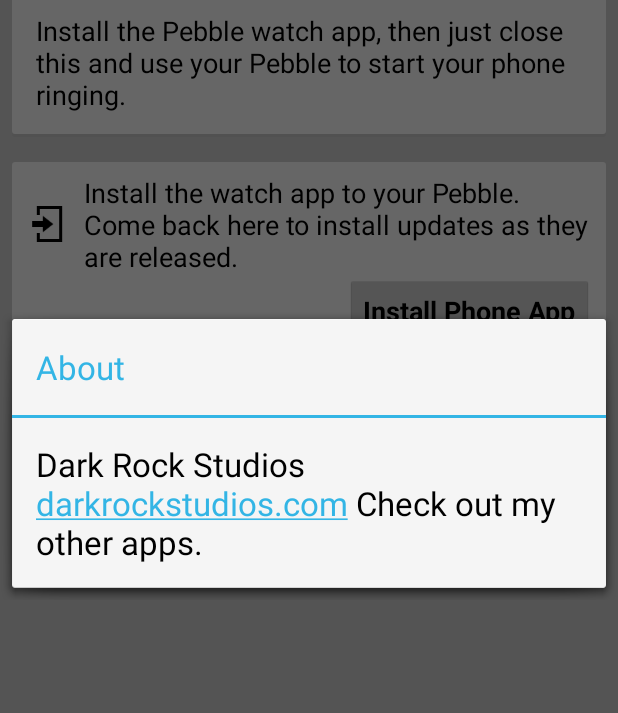
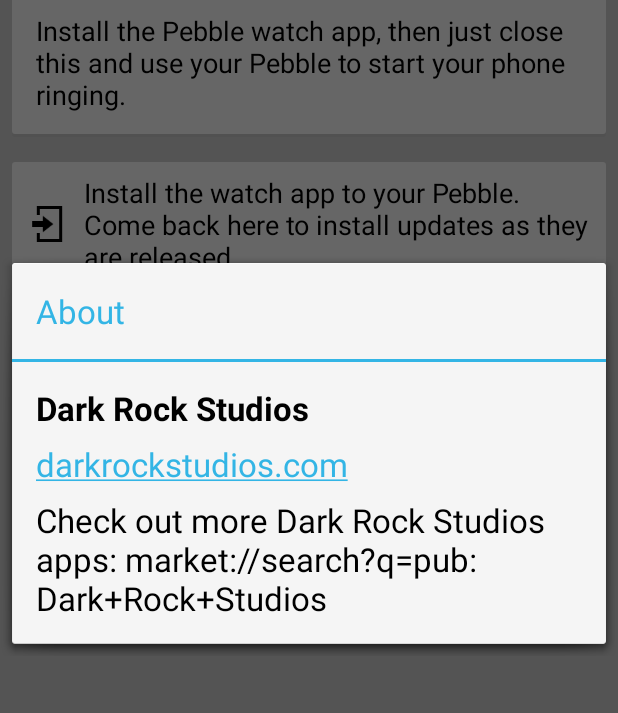
Before and after one commit to Wavesonics/RingMyPhoneAndroid, an Android app: the screen it shows after launch (MainActivity), in the options menu, after a tap on "About", on a phone screen of 412 x 824 dp, the part 164-877 px from its top. Run offline under Robolectric (Android 15) with nearby library versions, the phone set to English and light mode, and no system bars; libraries missing offline, so code that uses them is left out: de.keyboardsurfer.android; 1 statement that could not run was skipped.

Commit message:
About Dialog

```diff
--- a/RingMyPhone/src/main/java/com/darkrockstudios/apps/ringmyphone/AboutFragment.java
+++ b/RingMyPhone/src/main/java/com/darkrockstudios/apps/ringmyphone/AboutFragment.java
@@ -29,27 +29,6 @@ public class AboutFragment extends DialogFragment
 			dialog.setTitle( R.string.about_title );
 		}
 
-		TextView bodyView = (TextView) view.findViewById( R.id.ABOUT_body );
-		String aboutBody = getString( R.string.about_body );
-		bodyView.setText( linkifyHtml( aboutBody, Linkify.WEB_URLS | Linkify.EMAIL_ADDRESSES ) );
-
 		return view;
 	}
-
-	public static Spannable linkifyHtml( String html, int linkifyMask )
-	{
-		Spanned text = Html.fromHtml( html );
-		URLSpan[] currentSpans = text.getSpans( 0, text.length(), URLSpan.class );
-
-		SpannableString buffer = new SpannableString( text );
-		Linkify.addLinks( buffer, linkifyMask );
-
-		for( URLSpan span : currentSpans )
-		{
-			int end = text.getSpanEnd( span );
-			int start = text.getSpanStart( span );
-			buffer.setSpan( span, start, end, 0 );
-		}
-		return buffer;
-	}
 }
--- a/RingMyPhone/src/main/res/layout/fragment_about.xml
+++ b/RingMyPhone/src/main/res/layout/fragment_about.xml
@@ -9,9 +9,26 @@
         android:layout_width="wrap_content"
         android:layout_height="wrap_content"
         android:textAppearance="?android:attr/textAppearanceLarge"
-        android:text="@string/about_body"
-        android:id="@+id/ABOUT_body"
+        android:text="@string/about_body_header"
         android:layout_gravity="left|center_vertical"
         android:linksClickable="true"
-        android:autoLink="email|web"/>
+        android:textStyle="bold"/>
+
+    <TextView
+        android:layout_width="wrap_content"
+        android:layout_height="wrap_content"
+        android:text="@string/about_body_website"
+        android:textAppearance="?android:attr/textAppearanceLarge"
+        android:id="@+id/textView"
+        android:layout_marginTop="@dimen/about_fragment_spacing"
+        android:autoLink="web"/>
+
+    <TextView
+        android:layout_width="wrap_content"
+        android:layout_height="wrap_content"
+        android:textAppearance="?android:attr/textAppearanceLarge"
+        android:text="@string/about_body_market"
+        android:id="@+id/textView2"
+        android:layout_marginTop="@dimen/about_fragment_spacing"
+        android:autoLink="web"/>
 </LinearLayout>
--- a/RingMyPhone/src/main/res/values/dimens.xml
+++ b/RingMyPhone/src/main/res/values/dimens.xml
@@ -3,6 +3,7 @@
     <dimen name="activity_horizontal_margin">16dp</dimen>
     <dimen name="activity_vertical_margin">16dp</dimen>
     <dimen name="about_fragment_padding">16dp</dimen>
+    <dimen name="about_fragment_spacing">8dp</dimen>
     <dimen name="card_padding_vertical">8dp</dimen>
     <dimen name="card_padding_horizontal">8dp</dimen>
     <dimen name="card_inner_padding">8dp</dimen>
--- a/RingMyPhone/src/main/res/values/strings.xml
+++ b/RingMyPhone/src/main/res/values/strings.xml
@@ -13,8 +13,8 @@
     <string name="install_watch_app_failed_pebble">Pebble App not found. Could not complete install.</string>
     <string name="install_watch_app_failed_storage">External storage not available. Could not complete install.</string>
     <string name="about_title">About</string>
-    <string name="about_body"><strong>Dark Rock Studios</strong>
-        <a href="http://darkrockstudios.com/">darkrockstudios.com</a>
-        Check out my <a href="market://search?q=pub:Dark+Rock+Studios">other apps</a>.</string>
+    <string name="about_body_header">Dark Rock Studios</string>
+    <string name="about_body_website">darkrockstudios.com</string>
+    <string name="about_body_market">Check out more Dark Rock Studios apps: market://search?q=pub:Dark+Rock+Studios</string>
 
 </resources>
```
